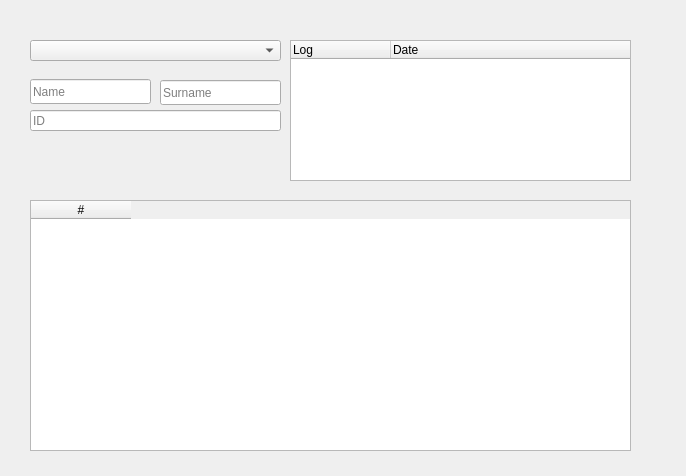
Above: src/gui_pkg/include/gui_pkg/log_view.ui from cristianbass01/GUI_robotic_exoskeleton before the change. Below: the same form after it.
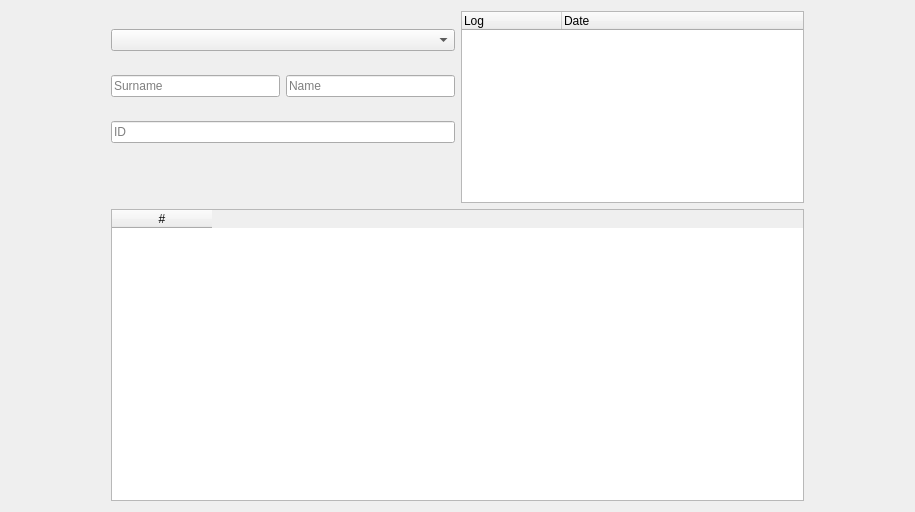
That is the form after the change.

Commit message: Piccole modifiche UI SelectUser e logView

```diff
--- a/src/gui_pkg/include/gui_pkg/log_view.ui
+++ b/src/gui_pkg/include/gui_pkg/log_view.ui
@@ -6,109 +6,144 @@
    <rect>
     <x>0</x>
     <y>0</y>
-    <width>686</width>
-    <height>476</height>
+    <width>915</width>
+    <height>512</height>
    </rect>
   </property>
   <property name="windowTitle">
    <string>Form</string>
   </property>
-  <widget class="QTableWidget" name="TableW_log">
-   <property name="geometry">
-    <rect>
-     <x>30</x>
-     <y>200</y>
-     <width>601</width>
-     <height>251</height>
-    </rect>
-   </property>
-   <column>
-    <property name="text">
-     <string>#</string>
-    </property>
-   </column>
-  </widget>
-  <widget class="QComboBox" name="CB_user">
-   <property name="geometry">
-    <rect>
-     <x>30</x>
-     <y>40</y>
-     <width>251</width>
-     <height>21</height>
-    </rect>
-   </property>
-  </widget>
-  <widget class="QTreeWidget" name="treeW_log">
-   <property name="geometry">
-    <rect>
-     <x>290</x>
-     <y>40</y>
-     <width>341</width>
-     <height>141</height>
-    </rect>
-   </property>
-   <column>
-    <property name="text">
-     <string>Log</string>
-    </property>
-   </column>
-   <column>
-    <property name="text">
-     <string>Date</string>
-    </property>
-   </column>
-  </widget>
-  <widget class="QLineEdit" name="TB_name">
-   <property name="geometry">
-    <rect>
-     <x>30</x>
-     <y>79</y>
-     <width>121</width>
-     <height>25</height>
-    </rect>
-   </property>
-   <property name="readOnly">
-    <bool>false</bool>
-   </property>
-   <property name="placeholderText">
-    <string>Name</string>
-   </property>
-  </widget>
-  <widget class="QLineEdit" name="TB_surname">
-   <property name="geometry">
-    <rect>
-     <x>160</x>
-     <y>80</y>
-     <width>121</width>
-     <height>25</height>
-    </rect>
-   </property>
-   <property name="readOnly">
-    <bool>false</bool>
-   </property>
-   <property name="placeholderText">
-    <string>Surname</string>
-   </property>
-  </widget>
-  <widget class="QLineEdit" name="TB_id">
-   <property name="geometry">
-    <rect>
-     <x>30</x>
-     <y>110</y>
-     <width>251</width>
-     <height>21</height>
-    </rect>
-   </property>
-   <property name="maxLength">
-    <number>16</number>
-   </property>
-   <property name="readOnly">
-    <bool>false</bool>
-   </property>
-   <property name="placeholderText">
-    <string>ID</string>
-   </property>
-  </widget>
+  <layout class="QHBoxLayout" name="horizontalLayout_3">
+   <item>
+    <spacer name="horizontalSpacer">
+     <property name="orientation">
+      <enum>Qt::Horizontal</enum>
+     </property>
+     <property name="sizeType">
+      <enum>QSizePolicy::Preferred</enum>
+     </property>
+     <property name="sizeHint" stdset="0">
+      <size>
+       <width>100</width>
+       <height>20</height>
+      </size>
+     </property>
+    </spacer>
+   </item>
+   <item>
+    <layout class="QVBoxLayout" name="verticalLayout">
+     <item>
+      <layout class="QGridLayout" name="gridLayout">
+       <item row="0" column="0">
+        <layout class="QGridLayout" name="gridLayout_2">
+         <item row="0" column="0">
+          <widget class="QComboBox" name="CB_user"/>
+         </item>
+         <item row="2" column="0">
+          <widget class="QLineEdit" name="TB_id">
+           <property name="maxLength">
+            <number>16</number>
+           </property>
+           <property name="readOnly">
+            <bool>true</bool>
+           </property>
+           <property name="placeholderText">
+            <string>ID</string>
+           </property>
+          </widget>
+         </item>
+         <item row="1" column="0">
+          <layout class="QHBoxLayout" name="horizontalLayout">
+           <item>
+            <widget class="QLineEdit" name="TB_surname">
+             <property name="readOnly">
+              <bool>true</bool>
+             </property>
+             <property name="placeholderText">
+              <string>Surname</string>
+             </property>
+            </widget>
+           </item>
+           <item>
+            <widget class="QLineEdit" name="TB_name">
+             <property name="readOnly">
+              <bool>true</bool>
+             </property>
+             <property name="placeholderText">
+              <string>Name</string>
+             </property>
+            </widget>
+           </item>
+          </layout>
+         </item>
+         <item row="3" column="0">
+          <spacer name="verticalSpacer">
+           <property name="orientation">
+            <enum>Qt::Vertical</enum>
+           </property>
+           <property name="sizeType">
+            <enum>QSizePolicy::Preferred</enum>
+           </property>
+           <property name="sizeHint" stdset="0">
+            <size>
+             <width>20</width>
+             <height>40</height>
+            </size>
+           </property>
+          </spacer>
+         </item>
+        </layout>
+       </item>
+       <item row="0" column="1">
+        <widget class="QTreeWidget" name="treeW_log">
+         <property name="sizePolicy">
+          <sizepolicy hsizetype="Expanding" vsizetype="Fixed">
+           <horstretch>0</horstretch>
+           <verstretch>0</verstretch>
+          </sizepolicy>
+         </property>
+         <column>
+          <property name="text">
+           <string>Log</string>
+          </property>
+         </column>
+         <column>
+          <property name="text">
+           <string>Date</string>
+          </property>
+         </column>
+        </widget>
+       </item>
+      </layout>
+     </item>
+     <item>
+      <widget class="QTableWidget" name="TableW_log">
+       <column>
+        <property name="text">
+         <string>#</string>
+        </property>
+       </column>
+      </widget>
+     </item>
+    </layout>
+   </item>
+   <item>
+    <spacer name="horizontalSpacer_2">
+     <property name="orientation">
+      <enum>Qt::Horizontal</enum>
+     </property>
+     <property name="sizeType">
+      <enum>QSizePolicy::Preferred</enum>
+     </property>
+     <property name="sizeHint" stdset="0">
+      <size>
+       <width>100</width>
+       <height>20</height>
+      </size>
+     </property>
+    </spacer>
+   </item>
+  </layout>
  </widget>
  <resources/>
  <connections/>
```
The commit also changes 7 other files.
